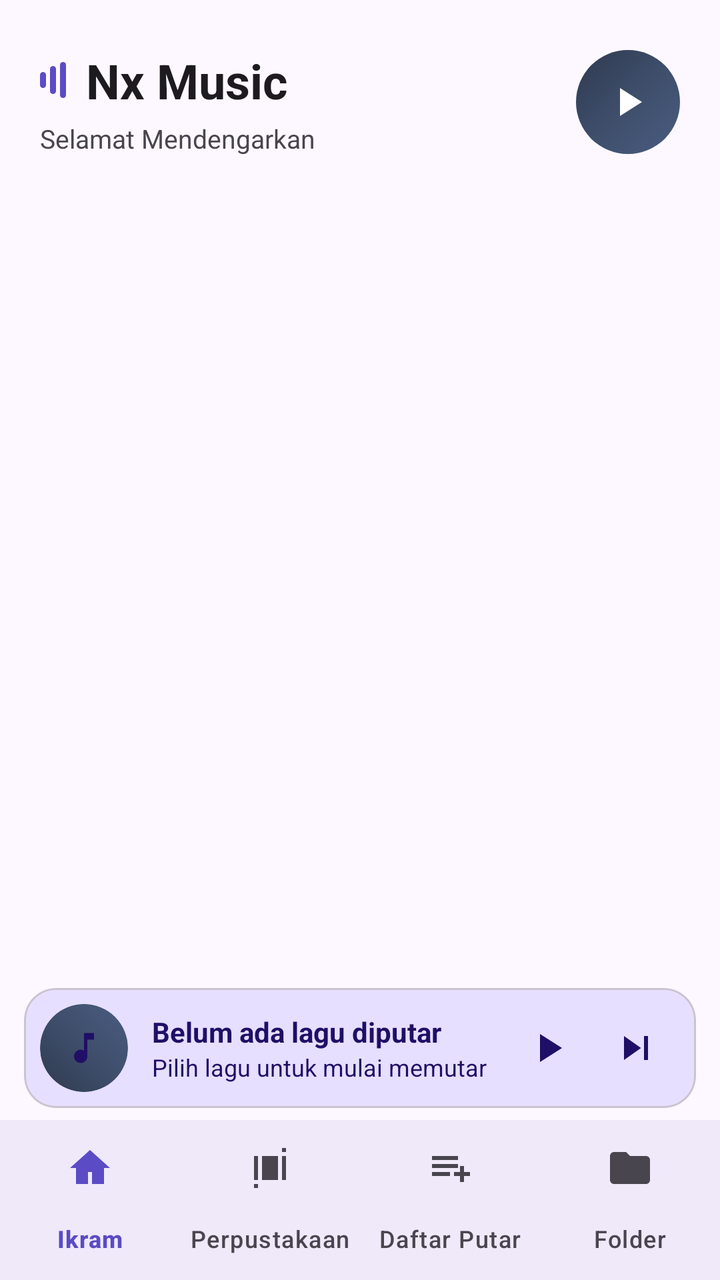
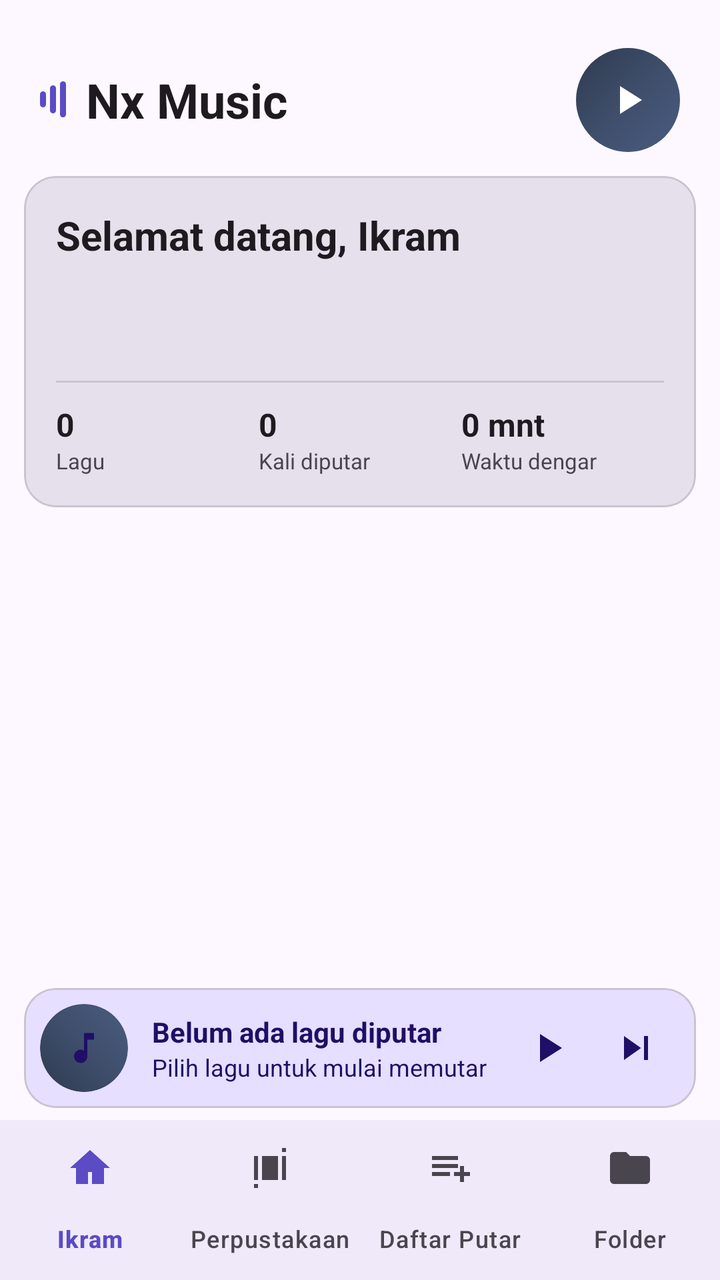

Compare the two renders of this Android layout. The source of the first and the diff that turns it into the second are given below.
<!-- AndroidManifest.xml: application theme Theme.NxMusic -->
<!-- res/layout/activity_main.xml -->
<?xml version="1.0" encoding="utf-8"?>
<LinearLayout xmlns:android="http://schemas.android.com/apk/res/android"
    xmlns:app="http://schemas.android.com/apk/res-auto"
    android:layout_width="match_parent"
    android:layout_height="match_parent"
    android:orientation="vertical"
    android:fitsSystemWindows="true"
    android:background="@color/background">

    
    <LinearLayout
        android:layout_width="match_parent"
        android:layout_height="wrap_content"
        android:orientation="horizontal"
        android:gravity="center_vertical"
        android:paddingStart="20dp"
        android:paddingEnd="20dp"
        android:paddingTop="24dp"
        android:paddingBottom="12dp">

        <LinearLayout
            android:layout_width="0dp"
            android:layout_height="wrap_content"
            android:layout_weight="1"
            android:orientation="vertical">

            <LinearLayout
                android:layout_width="wrap_content"
                android:layout_height="wrap_content"
                android:gravity="center_vertical"
                android:orientation="horizontal">

                <LinearLayout
                    android:layout_width="wrap_content"
                    android:layout_height="18dp"
                    android:layout_marginEnd="8dp"
                    android:gravity="center_vertical"
                    android:orientation="horizontal">

                    <View
                        android:id="@+id/home_bar_1"
                        android:layout_width="3dp"
                        android:layout_height="8dp"
                        android:layout_marginEnd="2dp"
                        android:background="@drawable/bg_bar_fill"
                        android:backgroundTint="@color/primary"/>

                    <View
                        android:id="@+id/home_bar_2"
                        android:layout_width="3dp"
                        android:layout_height="14dp"
                        android:layout_marginEnd="2dp"
                        android:background="@drawable/bg_bar_fill"
                        android:backgroundTint="@color/primary"/>

                    <View
                        android:id="@+id/home_bar_3"
                        android:layout_width="3dp"
                        android:layout_height="18dp"
                        android:layout_marginEnd="2dp"
                        android:background="@drawable/bg_bar_fill"
                        android:backgroundTint="@color/primary"/>

                </LinearLayout>

                <TextView
                    android:layout_width="wrap_content"
                    android:layout_height="wrap_content"
                    android:text="@string/app_name"
                    android:textColor="@color/on_surface"
                    android:textSize="24sp"
                    android:textStyle="bold"/>
            </LinearLayout>

            <TextView
                android:id="@+id/txt_home_subtitle"
                android:layout_width="wrap_content"
                android:layout_height="wrap_content"
                android:layout_marginTop="4dp"
                android:text="@string/header_greeting"
                android:textColor="@color/on_surface_variant"
                android:textSize="13sp"
                android:maxLines="1"
                android:ellipsize="end"/>
        </LinearLayout>

        <ImageButton
            android:id="@+id/btn_play_now"
            android:layout_width="52dp"
            android:layout_height="52dp"
            android:background="@drawable/bg_play_circle"
            android:src="@drawable/ic_play"
            android:tint="@color/white"
            android:padding="14dp"
            android:contentDescription="@string/play"/>
    </LinearLayout>

    
    <ListView
        android:id="@+id/list_songs"
        android:layout_width="match_parent"
        android:layout_height="0dp"
        android:layout_weight="1"
        android:divider="@null"
        android:dividerHeight="0dp"
        android:clipToPadding="false"
        android:scrollbars="none"
        android:paddingBottom="8dp"/>

    
    <com.google.android.material.card.MaterialCardView
        android:id="@+id/mini_player"
        android:layout_width="match_parent"
        android:layout_height="wrap_content"
        android:layout_marginStart="12dp"
        android:layout_marginEnd="12dp"
        android:layout_marginTop="4dp"
        android:layout_marginBottom="6dp"
        android:clickable="true"
        android:focusable="true"
        app:cardBackgroundColor="@color/primary_container"
        app:cardCornerRadius="16dp"
        app:cardElevation="0dp"
        app:rippleColor="@color/on_primary_container">

        <LinearLayout
            android:layout_width="match_parent"
            android:layout_height="wrap_content"
            android:orientation="horizontal"
            android:gravity="center_vertical"
            android:padding="8dp">

            <ImageView
                android:id="@+id/mini_art"
                android:layout_width="44dp"
                android:layout_height="44dp"
                android:background="@drawable/bg_artwork_gradient"
                android:clipToOutline="true"
                android:contentDescription="@string/music_icon"
                android:padding="12dp"
                android:scaleType="centerCrop"
                android:src="@drawable/ic_music_note"
                android:tint="@color/on_primary_container"/>

            <LinearLayout
                android:layout_width="0dp"
                android:layout_height="wrap_content"
                android:layout_weight="1"
                android:orientation="vertical"
                android:paddingStart="12dp"
                android:paddingEnd="8dp">

                <TextView
                    android:id="@+id/mini_title"
                    android:layout_width="match_parent"
                    android:layout_height="wrap_content"
                    android:text="@string/no_playing"
                    android:textColor="@color/on_primary_container"
                    android:textSize="14sp"
                    android:textStyle="bold"
                    android:maxLines="1"
                    android:ellipsize="end"/>

                <TextView
                    android:id="@+id/mini_artist"
                    android:layout_width="match_parent"
                    android:layout_height="wrap_content"
                    android:text="@string/no_playing_artist"
                    android:textColor="@color/on_primary_container"
                    android:textSize="12sp"
                    android:maxLines="1"
                    android:ellipsize="end"/>
            </LinearLayout>

            <ImageButton
                android:id="@+id/btn_mini_play"
                android:layout_width="44dp"
                android:layout_height="44dp"
                android:background="?attr/selectableItemBackgroundBorderless"
                android:src="@drawable/ic_play"
                android:tint="@color/on_primary_container"
                android:padding="11dp"
                android:contentDescription="@string/play"/>

            <ImageButton
                android:id="@+id/btn_mini_next"
                android:layout_width="44dp"
                android:layout_height="44dp"
                android:background="?attr/selectableItemBackgroundBorderless"
                android:src="@drawable/ic_next"
                android:tint="@color/on_primary_container"
                android:padding="11dp"
                android:contentDescription="@string/next"/>
        </LinearLayout>
    </com.google.android.material.card.MaterialCardView>

    
    <com.google.android.material.bottomnavigation.BottomNavigationView
        android:id="@+id/bottom_nav"
        android:layout_width="match_parent"
        android:layout_height="wrap_content"
        android:background="@color/surface"
        app:menu="@menu/menu_main"
        app:labelVisibilityMode="labeled"
        app:itemIconTint="@color/bottom_nav_color"
        app:itemTextColor="@color/bottom_nav_color"/>
</LinearLayout>
<!-- resources referenced by this layout -->
<resources>
  <color name="background">#FDF8FF</color>
  <color name="on_primary_container">#1F0F66</color>
  <color name="on_surface">#1D1B20</color>
  <color name="on_surface_variant">#49454F</color>
  <color name="primary">#5B4BC4</color>
  <color name="primary_container">#E6DFFF</color>
  <color name="surface">#FDF8FF</color>
  <color name="white">#FFFFFFFF</color>
  <!-- drawable bg_artwork_gradient (drawable) -->
  <?xml version="1.0" encoding="utf-8"?>
  <shape xmlns:android="http://schemas.android.com/apk/res/android"
      android:shape="rectangle">
      <gradient
          android:startColor="#FF2F3A4F"
          android:centerColor="#FF3E4E6B"
          android:endColor="#FF4A5C80"
          android:angle="45"/>
      <corners android:radius="24dp"/>
  </shape>
  <!-- drawable bg_bar_fill (drawable) -->
  <?xml version="1.0" encoding="utf-8"?>
  <shape xmlns:android="http://schemas.android.com/apk/res/android"
      android:shape="rectangle">
      <corners android:radius="10dp" />
  </shape>
  <!-- drawable bg_play_circle (drawable) -->
  <?xml version="1.0" encoding="utf-8"?>
  <shape xmlns:android="http://schemas.android.com/apk/res/android"
      android:shape="oval">
      <gradient
          android:startColor="#FF2F3A4F"
          android:centerColor="#FF3E4E6B"
          android:endColor="#FF4A5C80"
          android:angle="315"/>
  </shape>
  <!-- drawable ic_play (drawable) -->
  <?xml version="1.0" encoding="utf-8"?>
  <vector xmlns:android="http://schemas.android.com/apk/res/android"
      android:width="24dp" android:height="24dp"
      android:viewportWidth="24" android:viewportHeight="24"
      android:tint="?attr/colorControlNormal">
      <path android:fillColor="@android:color/white"
          android:pathData="M8,5v14l11,-7z"/>
  </vector>
  <string name="app_name">Nx Music</string>
  <string name="header_greeting">Selamat Mendengarkan</string>
  <string name="music_icon">Ikon musik</string>
  <string name="next">Next</string>
  <string name="no_playing">Belum ada lagu diputar</string>
  <string name="no_playing_artist">Pilih lagu untuk mulai memutar</string>
  <string name="play">Play</string>
  <color name="on_primary">#FFFFFFFF</color>
  <color name="secondary">#635B70</color>
  <color name="on_secondary">#FFFFFFFF</color>
  <color name="secondary_container">#EADEF8</color>
  <color name="on_secondary_container">#1E1828</color>
  <color name="tertiary">#7E5260</color>
  <color name="on_tertiary">#FFFFFFFF</color>
  <color name="tertiary_container">#FFD9E2</color>
  <color name="on_tertiary_container">#31111D</color>
  <color name="error">#B3261E</color>
  <color name="on_error">#FFFFFF</color>
  <color name="on_background">#1D1B20</color>
  <color name="surface_variant">#E6E0EC</color>
  <color name="surface_container_low">#F7F2FA</color>
  <color name="surface_container">#F3EDF7</color>
  <color name="surface_container_high">#EDE7F1</color>
  <color name="surface_container_highest">#E6E0EC</color>
  <color name="outline">#7A757F</color>
  <color name="outline_variant">#CAC4D0</color>
  <style name="NxMusicDialogTitle" parent="MaterialAlertDialog.Material3.Title.Text">
          <item name="android:textColor">@color/primary</item>
          <item name="android:textSize">20sp</item>
          <item name="android:textStyle">bold</item>
      </style>
  <style name="NxMusicDialogButton" parent="Widget.Material3.Button.TextButton.Dialog">
          <item name="android:textColor">@color/primary</item>
          <item name="android:textAllCaps">false</item>
      </style>
  <!-- unchanged entries left out for length: 4 -->
</resources>

<!-- the commit's change to res/layout/activity_main.xml (unified diff, before → after) -->
@@ -72,16 +72,6 @@
                     android:textStyle="bold"/>
             </LinearLayout>
 
-            <TextView
-                android:id="@+id/txt_home_subtitle"
-                android:layout_width="wrap_content"
-                android:layout_height="wrap_content"
-                android:layout_marginTop="4dp"
-                android:text="@string/header_greeting"
-                android:textColor="@color/on_surface_variant"
-                android:textSize="13sp"
-                android:maxLines="1"
-                android:ellipsize="end"/>
         </LinearLayout>
 
         <ImageButton
@@ -94,6 +84,139 @@
             android:padding="14dp"
             android:contentDescription="@string/play"/>
     </LinearLayout>
+
+    
+    <com.google.android.material.card.MaterialCardView
+        android:id="@+id/home_card"
+        android:layout_width="match_parent"
+        android:layout_height="wrap_content"
+        android:layout_marginStart="12dp"
+        android:layout_marginEnd="12dp"
+        android:layout_marginBottom="10dp"
+        android:clickable="true"
+        android:focusable="true"
+        app:cardBackgroundColor="@color/surface_variant"
+        app:cardCornerRadius="16dp"
+        app:cardElevation="0dp"
+        app:rippleColor="@color/on_surface_variant">
+
+        <LinearLayout
+            android:layout_width="match_parent"
+            android:layout_height="wrap_content"
+            android:orientation="vertical"
+            android:padding="16dp">
+
+            <TextView
+                android:id="@+id/txt_home_greeting"
+                android:layout_width="match_parent"
+                android:layout_height="wrap_content"
+                android:text="@string/greeting_default"
+                android:textColor="@color/on_surface"
+                android:textSize="20sp"
+                android:textStyle="bold"/>
+
+            <TextView
+                android:id="@+id/txt_home_date"
+                android:layout_width="match_parent"
+                android:layout_height="wrap_content"
+                android:layout_marginTop="2dp"
+                android:textColor="@color/on_surface_variant"
+                android:textSize="12sp"/>
+
+            <TextView
+                android:id="@+id/txt_home_motivation"
+                android:layout_width="match_parent"
+                android:layout_height="wrap_content"
+                android:layout_marginTop="8dp"
+                android:textColor="@color/on_surface"
+                android:textSize="14sp"
+                android:textStyle="italic"
+                android:maxLines="2"
+                android:ellipsize="end"/>
+
+            <View
+                android:layout_width="match_parent"
+                android:layout_height="1dp"
+                android:layout_marginTop="14dp"
+                android:background="@color/outline_variant"/>
+
+            <LinearLayout
+                android:layout_width="match_parent"
+                android:layout_height="wrap_content"
+                android:layout_marginTop="10dp"
+                android:orientation="horizontal">
+
+                <LinearLayout
+                    android:layout_width="0dp"
+                    android:layout_height="wrap_content"
+                    android:layout_weight="1"
+                    android:orientation="vertical">
+
+                    <TextView
+                        android:id="@+id/txt_stat_songs"
+                        android:layout_width="wrap_content"
+                        android:layout_height="wrap_content"
+                        android:text="0"
+                        android:textColor="@color/on_surface"
+                        android:textSize="16sp"
+                        android:textStyle="bold"/>
+
+                    <TextView
+                        android:layout_width="wrap_content"
+                        android:layout_height="wrap_content"
+                        android:text="@string/home_stat_songs"
+                        android:textColor="@color/on_surface_variant"
+                        android:textSize="11sp"/>
+                </LinearLayout>
+
+                <LinearLayout
+                    android:layout_width="0dp"
+                    android:layout_height="wrap_content"
+                    android:layout_weight="1"
+                    android:orientation="vertical">
+
+                    <TextView
+                        android:id="@+id/txt_stat_plays"
+                        android:layout_width="wrap_content"
+                        android:layout_height="wrap_content"
+                        android:text="0"
+                        android:textColor="@color/on_surface"
+                        android:textSize="16sp"
+                        android:textStyle="bold"/>
+
+                    <TextView
+                        android:layout_width="wrap_content"
+                        android:layout_height="wrap_content"
+                        android:text="@string/home_stat_plays"
+                        android:textColor="@color/on_surface_variant"
+                        android:textSize="11sp"/>
+                </LinearLayout>
+
+                <LinearLayout
+                    android:layout_width="0dp"
+                    android:layout_height="wrap_content"
+                    android:layout_weight="1"
+                    android:orientation="vertical">
+
+                    <TextView
+                        android:id="@+id/txt_stat_time"
+                        android:layout_width="wrap_content"
+                        android:layout_height="wrap_content"
+                        android:text="0 mnt"
+                        android:textColor="@color/on_surface"
+                        android:textSize="16sp"
+                        android:textStyle="bold"/>
+
+                    <TextView
+                        android:layout_width="wrap_content"
+                        android:layout_height="wrap_content"
+                        android:text="@string/home_stat_time"
+                        android:textColor="@color/on_surface_variant"
+                        android:textSize="11sp"/>
+                </LinearLayout>
+            </LinearLayout>
+        </LinearLayout>
+    </com.google.android.material.card.MaterialCardView>
 
     
     <ListView
<!-- resource entries referenced after the edit -->
@@ -45,7 +45,10 @@
           android:pathData="M8,5v14l11,-7z"/>
   </vector>
   <string name="app_name">Nx Music</string>
-  <string name="header_greeting">Selamat Mendengarkan</string>
+  <string name="greeting_default">Selamat datang, Ikram</string>
+  <string name="home_stat_plays">Kali diputar</string>
+  <string name="home_stat_songs">Lagu</string>
+  <string name="home_stat_time">Waktu dengar</string>
   <string name="music_icon">Ikon musik</string>
   <string name="next">Next</string>
   <string name="no_playing">Belum ada lagu diputar</string>
